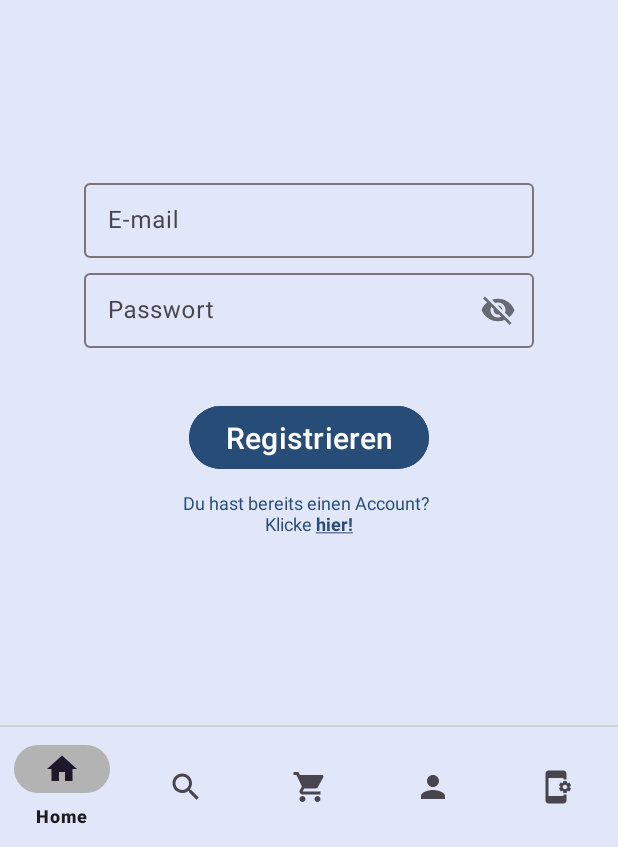
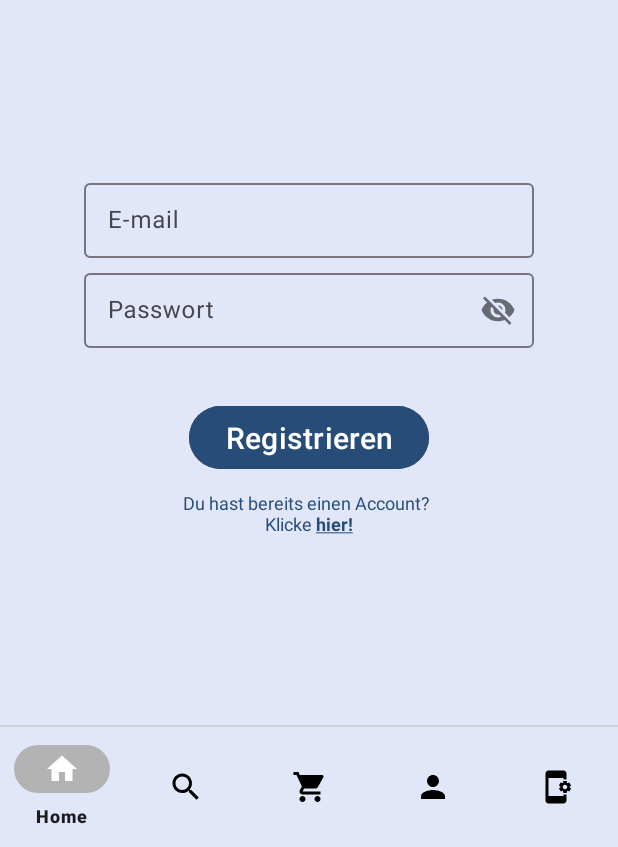
Before and after one commit to Spliic/FunRepair, an Android app: the RegisterFragment screen opened through its navigation route, on a phone screen of 412 x 824 dp, the part 389-1236 px from its top. Run offline under Robolectric (Android 15) with nearby library versions, the phone set to English and light mode, and no system bars; our stand-ins replace Firebase (no records; nobody signed in at launch, a user with empty details on screens opened directly), Room's generated code, data binding.

```diff
--- a/app/src/main/java/com/example/abschlussaufgabe/MainActivity.kt
+++ b/app/src/main/java/com/example/abschlussaufgabe/MainActivity.kt
@@ -3,7 +3,6 @@ package com.example.abschlussaufgabe
 import androidx.appcompat.app.AppCompatActivity
 import android.os.Bundle
 import android.view.View
-import android.view.ViewGroup
 import androidx.activity.viewModels
 import androidx.databinding.DataBindingUtil
 import androidx.fragment.app.Fragment
--- a/app/src/main/java/com/example/abschlussaufgabe/adapter/KategorieAdapter.kt
+++ b/app/src/main/java/com/example/abschlussaufgabe/adapter/KategorieAdapter.kt
@@ -45,7 +45,6 @@ class KategorieAdapter(
         }
     }
 
-
     private fun getCategoryList(werkzeug: Artikel): List<Artikel>{
         val kategorieList = mutableListOf<Artikel>()
 
--- a/app/src/main/java/com/example/abschlussaufgabe/data/db/AppRepository.kt
+++ b/app/src/main/java/com/example/abschlussaufgabe/data/db/AppRepository.kt
@@ -194,42 +194,12 @@ class AppRepository(private val database: SortimentDatabase) {
 
 
 
+        // Kategorie Anleitung
 
-
-
-
-
-
-
-
-
-
-
-
-
-
-
-
-
-
-
-
-
-
-
-
-
-
-
-
-
-
-
-
-
-
-        sortiment.add(Artikel(artikelBezeichnung = "Display Anleitung", preis = 0.0, artikelBeschreibung = "Lorem ipsum dolor sit amet, consetetur sadipscing elitr, sed diam nonumy eirmod tempor invidunt ut labore et dolore magna aliquyam erat, sed diam voluptua. At vero eos et accusam et", bild = 0, anleitungPdf = "", kategorie = "Anleitung", unterkategorie = ""))
-        sortiment.add(Artikel(artikelBezeichnung = "Akku Anleitung", preis = 0.0, artikelBeschreibung = "Lorem ipsum dolor sit amet, consetetur sadipscing elitr, sed diam nonumy eirmod tempor invidunt ut labore et dolore magna aliquyam erat, sed diam voluptua. At vero eos et accusam et", bild = 0, anleitungPdf = "", kategorie = "Anleitung", unterkategorie = ""))
+        sortiment.add(Artikel(artikelBezeichnung = "Display Anleitung", preis = 0.0, artikelBeschreibung = "Wenn das Display deines iPhone 11 zerbrochen ist, kein Bild beim Einschalten zeigt oder nicht auf Berührung reagiert, kannst du mit Hilfe dieser Anleitung dein iPhone wieder zum Laufen bringen.", bild = R.drawable.anleitungdisplay, anleitungPdf = "", kategorie = "Anleitung", unterkategorie = ""))
+        sortiment.add(Artikel(artikelBezeichnung = "Akku Anleitung", preis = 0.0, artikelBeschreibung = "Mit Hilfe dieser Anleitung kannst du den Akku ersetzen, um wieder eine normale Ladefähigkeit zu erhalten.", bild = R.drawable.anleitungakku, anleitungPdf = "", kategorie = "Anleitung", unterkategorie = ""))
+        sortiment.add(Artikel(artikelBezeichnung = "Lautsprecher Anleitung", preis = 0.0, artikelBeschreibung = "Diese Anleitung zeigt dir, wie du den Hauptlautsprecher im iPhone 11 austauschen kannst.", bild = R.drawable.anleitungkamera, anleitungPdf = "", kategorie = "Anleitung", unterkategorie = ""))
+        sortiment.add(Artikel(artikelBezeichnung = "Kamera Anleitung", preis = 0.0, artikelBeschreibung = "Nutze diese Anleitung, um die Rückkameras deines iPhone 11 zu ersetzen. Die Einheit besteht aus einer Weitwinkelkamera und einer Ultraweitwinkelkamera, die als Einheit ausgetauscht werden.", bild = R.drawable.anleitunglautsprecher, anleitungPdf = "", kategorie = "Anleitung", unterkategorie = ""))
 
 
 
--- /dev/null
+++ b/app/src/main/res/color/icon_text_color.xml
@@ -0,0 +1,7 @@
+<?xml version="1.0" encoding="utf-8"?>
+<selector xmlns:android="http://schemas.android.com/apk/res/android">
+
+    <item android:color="@color/white" android:state_checked="true"/>
+    <item android:color="@color/black" android:state_checked="false"/>
+
+</selector>
--- a/app/src/main/res/layout/activity_main.xml
+++ b/app/src/main/res/layout/activity_main.xml
@@ -112,6 +112,7 @@
             android:layout_width="match_parent"
             android:layout_height="wrap_content"
             android:background="@color/appcolor"
+            app:itemIconTint="@color/icon_text_color"
             app:itemActiveIndicatorStyle="@style/App.Custom.Indicator"
             app:layout_constraintBottom_toBottomOf="parent"
             app:layout_constraintEnd_toEndOf="parent"
```
Also changed, not shown: app/src/main/java/com/example/abschlussaufgabe/adapter/SortimentAdapter.kt (+2 -7 lines), app/src/main/res/drawable/anleitungakku.jpg (added), app/src/main/res/drawable/anleitungdisplay.jpg (added), app/src/main/res/drawable/anleitungkamera.jpg (added), app/src/main/res/drawable/anleitunglautsprecher.jpg (added).
